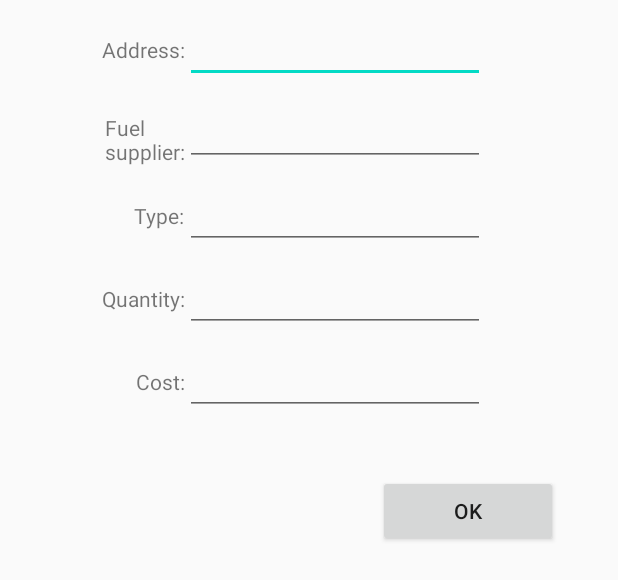
After one commit to aengussong/GasStationTracker, an Android app: the layout dialog_add_details.xml on its own in the app's theme, with its tools: preview values and no code run, on a phone screen of 412 x 824 dp. The commit adds this screen. Shown: the top 580 px of the screen. Run offline under Robolectric (Android 15) with nearby library versions, the phone set to English and light mode, and no system bars.

Commit message:
add details dialog

```diff
--- a/app/src/main/AndroidManifest.xml
+++ b/app/src/main/AndroidManifest.xml
@@ -19,7 +19,6 @@
 
         <activity
             android:name=".ui.addstation.AddStationActivity"
-            android:label="@string/title_activity_add_station"
             android:screenOrientation="portrait" />
         <activity
             android:name=".ui.main.MainActivity"
--- /dev/null
+++ b/app/src/main/java/com/aengussong/gasstationtracker/model/Station.kt
@@ -0,0 +1,10 @@
+package com.aengussong.gasstationtracker.model
+
+data class Station(
+    val address: String,
+    val fuelSupplier: String,
+    val type: String,
+    val quantity: Int,
+    val cost: Double,
+    val visitedCounter: Int = 0
+)
--- a/app/src/main/java/com/aengussong/gasstationtracker/ui/addstation/AddStationActivity.kt
+++ b/app/src/main/java/com/aengussong/gasstationtracker/ui/addstation/AddStationActivity.kt
@@ -2,7 +2,12 @@ package com.aengussong.gasstationtracker.ui.addstation
 
 import android.content.Context
 import android.content.Intent
+import android.widget.Toast
+import com.aengussong.gasstationtracker.R
+import com.aengussong.gasstationtracker.ui.addstation.dialog.DetailsDialog
+import com.aengussong.gasstationtracker.utils.AddressProvider
 import com.google.android.gms.maps.GoogleMap
+
 
 class AddStationActivity : MapActivity() {
 
@@ -13,8 +18,10 @@ class AddStationActivity : MapActivity() {
     }
 
     override fun onMapLoaded(googleMap: GoogleMap) {
+        Toast.makeText(this, R.string.add_station_explanation, Toast.LENGTH_LONG).show()
         googleMap.setOnMapLongClickListener { latLng ->
-
+            val address = AddressProvider.fromLatLng(this@AddStationActivity, latLng)
+            DetailsDialog(address).show(supportFragmentManager, DetailsDialog::class.simpleName)
         }
     }
 }
--- a/app/src/main/java/com/aengussong/gasstationtracker/ui/addstation/MapActivity.kt
+++ b/app/src/main/java/com/aengussong/gasstationtracker/ui/addstation/MapActivity.kt
@@ -21,7 +21,7 @@ import com.google.android.gms.maps.model.LatLng
 import kotlinx.android.synthetic.main.activity_map.*
 
 private const val REQUEST_FINE_LOCATION = 4050
-private const val DEFAULT_ZOOM = 12.0f
+private const val DEFAULT_ZOOM = 18.0f
 
 /**
  * Activity, that contains SupportMapFragment, checks fine location permission and centers on
--- /dev/null
+++ b/app/src/main/java/com/aengussong/gasstationtracker/ui/addstation/dialog/DetailsDialog.kt
@@ -0,0 +1,35 @@
+package com.aengussong.gasstationtracker.ui.addstation.dialog
+
+import android.os.Bundle
+import android.view.LayoutInflater
+import android.view.View
+import android.view.ViewGroup
+import androidx.fragment.app.DialogFragment
+import com.aengussong.gasstationtracker.R
+import com.aengussong.gasstationtracker.model.Station
+import com.aengussong.gasstationtracker.utils.getString
+import kotlinx.android.synthetic.main.dialog_add_details.*
+
+class DetailsDialog(private val address: String) : DialogFragment() {
+
+    override fun onCreateView(
+        inflater: LayoutInflater,
+        container: ViewGroup?,
+        savedInstanceState: Bundle?
+    ): View? {
+        return inflater.inflate(R.layout.dialog_add_details, container, false)
+    }
+
+    override fun onViewCreated(view: View, savedInstanceState: Bundle?) {
+        et_address.setText(address)
+        btn_add.setOnClickListener {
+            val station = Station(
+                et_address.getString(),
+                et_fuel_supplier.getString(),
+                et_type.getString(),
+                et_quantity.getString().toIntOrNull() ?: 0,
+                et_cost.getString().toDoubleOrNull() ?: 0.0
+            )
+        }
+    }
+}
--- /dev/null
+++ b/app/src/main/java/com/aengussong/gasstationtracker/utils/AddressProvider.kt
@@ -0,0 +1,18 @@
+package com.aengussong.gasstationtracker.utils
+
+import android.content.Context
+import android.location.Geocoder
+import com.google.android.gms.maps.model.LatLng
+import java.util.*
+
+class AddressProvider {
+    companion object {
+        fun fromLatLng(context: Context, latLng: LatLng): String {
+            return Geocoder(context, Locale.getDefault())
+                .getFromLocation(latLng.latitude, latLng.longitude, 1)
+                .first()
+                .getAddressLine(0)
+
+        }
+    }
+}
--- /dev/null
+++ b/app/src/main/java/com/aengussong/gasstationtracker/utils/EditTextExtentions.kt
@@ -0,0 +1,5 @@
+package com.aengussong.gasstationtracker.utils
+
+import android.widget.EditText
+
+fun EditText.getString() = text.toString()
--- /dev/null
+++ b/app/src/main/res/layout/dialog_add_details.xml
@@ -0,0 +1,101 @@
+<?xml version="1.0" encoding="utf-8"?>
+<androidx.constraintlayout.widget.ConstraintLayout xmlns:android="http://schemas.android.com/apk/res/android"
+    xmlns:app="http://schemas.android.com/apk/res-auto"
+    android:layout_width="match_parent"
+    android:layout_height="wrap_content"
+    android:paddingBottom="@dimen/padding_10">
+
+    <TextView
+        android:id="@+id/tv_address"
+        style="@style/DetailsTextView"
+        android:text="@string/address"
+        app:layout_constraintBottom_toBottomOf="@id/et_address"
+        app:layout_constraintEnd_toEndOf="@id/guide"
+        app:layout_constraintTop_toTopOf="@id/et_address" />
+
+    <EditText
+        android:id="@+id/et_address"
+        style="@style/DetailsEditText"
+        android:inputType="textPostalAddress"
+        app:layout_constraintStart_toStartOf="@id/guide"
+        app:layout_constraintTop_toTopOf="parent" />
+
+    <TextView
+        android:id="@+id/tv_fuel_supplier"
+        style="@style/DetailsTextView"
+        android:text="@string/fuel_supplier"
+        app:layout_constraintBottom_toBottomOf="@id/et_fuel_supplier"
+        app:layout_constraintEnd_toEndOf="@id/guide"
+        app:layout_constraintTop_toTopOf="et_fuel_supplier" />
+
+    <EditText
+        android:id="@+id/et_fuel_supplier"
+        style="@style/DetailsEditText"
+        android:inputType="text"
+        app:layout_constraintStart_toStartOf="@id/guide"
+        app:layout_constraintTop_toBottomOf="@id/et_address" />
+
+    <TextView
+        android:id="@+id/tv_type"
+        style="@style/DetailsTextView"
+        android:text="@string/type"
+        app:layout_constraintBottom_toBottomOf="@id/et_type"
+        app:layout_constraintEnd_toEndOf="@id/guide"
+        app:layout_constraintTop_toTopOf="@id/et_type" />
+
+    <EditText
+        android:id="@+id/et_type"
+        style="@style/DetailsEditText"
+        android:inputType="text"
+        app:layout_constraintStart_toStartOf="@id/guide"
+        app:layout_constraintTop_toBottomOf="@id/et_fuel_supplier" />
+
+    <TextView
+        android:id="@+id/tv_quantity"
+        style="@style/DetailsTextView"
+        android:text="@string/quantity"
+        app:layout_constraintBottom_toBottomOf="@id/et_quantity"
+        app:layout_constraintEnd_toEndOf="@id/guide"
+        app:layout_constraintTop_toTopOf="@id/et_quantity" />
+
+    <EditText
+        android:id="@+id/et_quantity"
+        style="@style/DetailsEditText"
+        android:inputType="number"
+        app:layout_constraintStart_toStartOf="@id/guide"
+        app:layout_constraintTop_toBottomOf="@id/et_type" />
+
+    <TextView
+        android:id="@+id/tv_cost"
+        style="@style/DetailsTextView"
+        android:text="@string/cost"
+        app:layout_constraintBottom_toBottomOf="@id/et_cost"
+        app:layout_constraintEnd_toEndOf="@id/guide"
+        app:layout_constraintTop_toTopOf="@id/et_cost" />
+
+    <EditText
+        android:id="@+id/et_cost"
+        style="@style/DetailsEditText"
+        android:inputType="numberDecimal"
+        app:layout_constraintStart_toStartOf="@id/guide"
+        app:layout_constraintTop_toBottomOf="@id/et_quantity" />
+
+    <Button
+        android:id="@+id/btn_add"
+        android:layout_width="@dimen/btn_width"
+        android:layout_height="wrap_content"
+        android:layout_marginTop="@dimen/padding_20"
+        android:layout_marginEnd="@dimen/padding_20"
+        android:layout_marginRight="@dimen/padding_20"
+        android:text="@android:string/ok"
+        app:layout_constraintEnd_toEndOf="parent"
+        app:layout_constraintTop_toBottomOf="@id/et_cost" />
+
+    <androidx.constraintlayout.widget.Guideline
+        android:id="@+id/guide"
+        android:layout_width="wrap_content"
+        android:layout_height="wrap_content"
+        android:orientation="vertical"
+        app:layout_constraintGuide_percent="0.3" />
+
+</androidx.constraintlayout.widget.ConstraintLayout>
--- a/app/src/main/res/layout/fragment_stations_list.xml
+++ b/app/src/main/res/layout/fragment_stations_list.xml
@@ -9,7 +9,7 @@
         android:layout_width="match_parent"
         android:layout_height="match_parent"
         android:clipToPadding="false"
-        android:paddingBottom="50dp"
+        android:paddingBottom="@dimen/rv_bottom_padding"
         app:layout_constraintBottom_toBottomOf="parent"
         app:layout_constraintEnd_toEndOf="parent"
         app:layout_constraintStart_toStartOf="parent"
@@ -19,7 +19,7 @@
         android:id="@+id/fab"
         android:layout_width="wrap_content"
         android:layout_height="wrap_content"
-        android:layout_margin="30dp"
+        android:layout_margin="@dimen/fab_margin"
         android:src="@drawable/ic_add"
         app:layout_constraintBottom_toBottomOf="parent"
         app:layout_constraintEnd_toEndOf="parent" />
--- a/app/src/main/res/values-v19/styles.xml
+++ b/app/src/main/res/values-v19/styles.xml
@@ -10,4 +10,15 @@
         <item name="android:windowTranslucentStatus">true</item>
         <item name="android:windowTranslucentNavigation">true</item>
     </style>
+
+    <style name="DetailsEditText" parent="Widget.AppCompat.EditText">
+        <item name="android:layout_width">@dimen/details_input_width</item>
+        <item name="android:layout_height">wrap_content</item>
+        <item name="android:layout_marginTop">@dimen/padding_5</item>
+    </style>
+
+    <style name="DetailsTextView" parent="Widget.AppCompat.TextView">
+        <item name="android:layout_width">wrap_content</item>
+        <item name="android:layout_height">wrap_content</item>
+    </style>
 </resources>
--- /dev/null
+++ b/app/src/main/res/values/dimens.xml
@@ -0,0 +1,11 @@
+<?xml version="1.0" encoding="utf-8"?>
+<resources>
+    <dimen name="rv_bottom_padding">50dp</dimen>
+    <dimen name="fab_margin">30dp</dimen>
+    <dimen name="details_input_width">200dp</dimen>
+
+    <dimen name="padding_5">10dp</dimen>
+    <dimen name="padding_10">20dp</dimen>
+    <dimen name="padding_20">40dp</dimen>
+    <dimen name="btn_width">120dp</dimen>
+</resources>
--- a/app/src/main/res/values/strings.xml
+++ b/app/src/main/res/values/strings.xml
@@ -3,4 +3,11 @@
 
     <string name="stations_list">Gas Stations</string>
     <string name="stations_stats">Stations Statistics</string>
+
+    <string name="add_station_explanation">Long tap on the map on a gas station location to add it</string>
+    <string name="address">Address:</string>
+    <string name="fuel_supplier">Fuel\nsupplier:</string>
+    <string name="type">Type:</string>
+    <string name="quantity">Quantity:</string>
+    <string name="cost">Cost:</string>
 </resources>
--- a/app/src/main/res/values/styles.xml
+++ b/app/src/main/res/values/styles.xml
@@ -7,4 +7,14 @@
         <item name="colorAccent">@color/colorAccent</item>
     </style>
 
+    <style name="DetailsEditText" parent="Widget.AppCompat.EditText">
+        <item name="android:layout_width">@dimen/details_input_width</item>
+        <item name="android:layout_height">wrap_content</item>
+        <item name="android:layout_marginTop">@dimen/padding_5</item>
+    </style>
+
+    <style name="DetailsTextView" parent="Widget.AppCompat.TextView">
+        <item name="android:layout_width">wrap_content</item>
+        <item name="android:layout_height">wrap_content</item>
+    </style>
 </resources>
```
